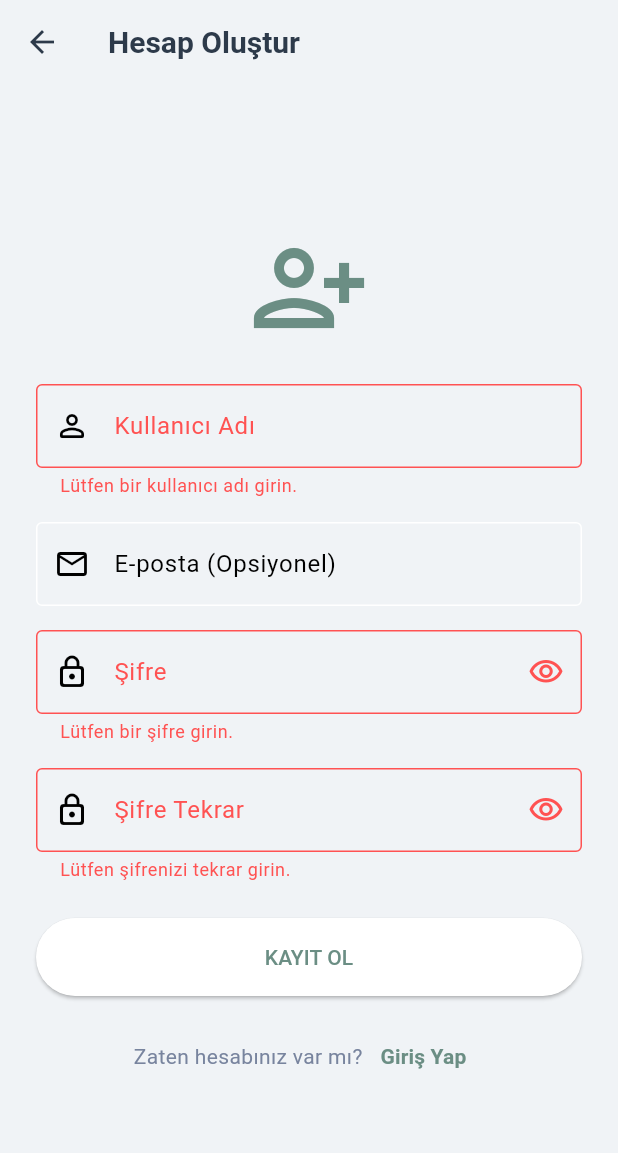
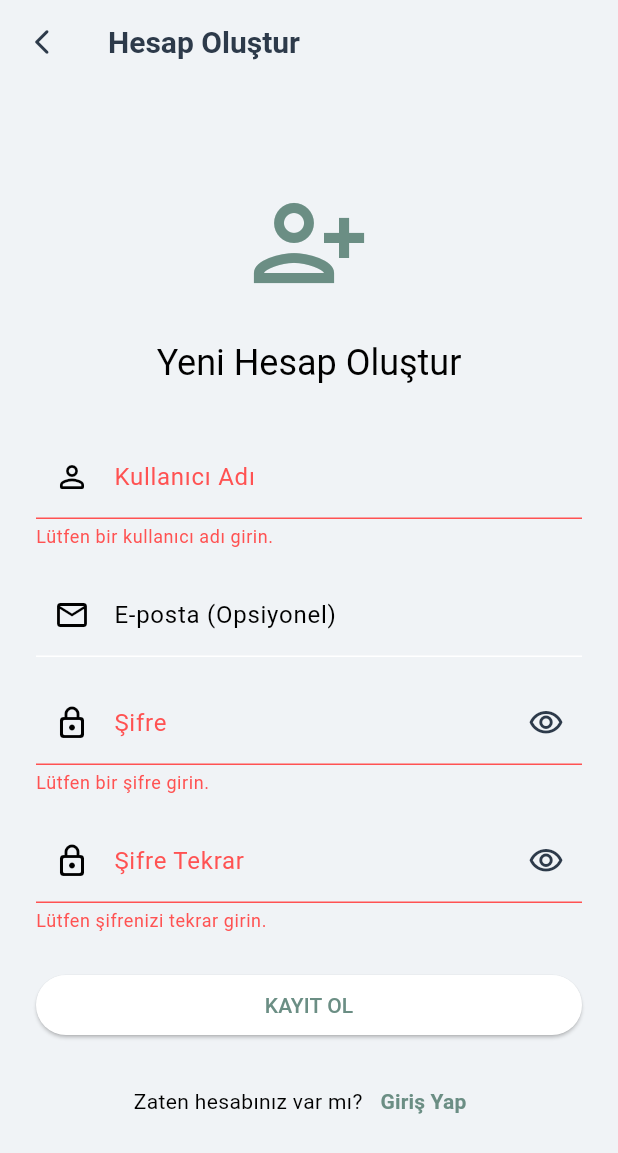
Before and after one commit to ozlem-dilek/planote, a Flutter app: the RegisterScreen screen opened directly, after a tap on "KAYIT OL", on a phone screen of 412 x 824 dp. Shown: the top 1153 px of the screen. Run offline on Flutter 3.47's test engine with Material 3 defaults, Android fonts, the phone set to English and light mode, and no system bars; our stand-ins replace device_info_plus, fl_chart, google_fonts, hive, hive_flutter, image_picker and 2 more; accounts and stored records are empty; Roboto replaces fonts that are missing (Poppins).

Commit message:
lots of changes :(((

```diff
--- a/lib/views/screens/register_screen.dart
+++ b/lib/views/screens/register_screen.dart
@@ -1,8 +1,7 @@
 import 'package:flutter/material.dart';
 import 'package:provider/provider.dart';
-import '../../core/constants/app_colors.dart';
 import '../../providers/auth_provider.dart';
-// import 'login_screen.dart';
+import 'login_screen.dart';
 
 class RegisterScreen extends StatefulWidget {
   const RegisterScreen({super.key});
@@ -40,12 +39,11 @@ class _RegisterScreenState extends State<RegisterScreen> {
 
       if (!mounted) return;
 
-      if (success) {
-      } else if (authProvider.error != null) {
+      if (!success && authProvider.error != null) {
         ScaffoldMessenger.of(context).showSnackBar(
           SnackBar(
             content: Text(authProvider.error!),
-            backgroundColor: AppColors.error,
+            backgroundColor: Theme.of(context).colorScheme.error,
           ),
         );
       }
@@ -55,14 +53,24 @@ class _RegisterScreenState extends State<RegisterScreen> {
   @override
   Widget build(BuildContext context) {
     final authProvider = context.watch<AuthProvider>();
+    final ThemeData theme = Theme.of(context);
 
     return Scaffold(
-      backgroundColor: AppColors.screenBackground,
+      backgroundColor: theme.scaffoldBackgroundColor,
       appBar: AppBar(
-        title: const Text('Hesap Oluştur', style: TextStyle(color: AppColors.primaryText)),
-        backgroundColor: AppColors.screenBackground,
+        automaticallyImplyLeading: false,
+        title: Text('Hesap Oluştur', style: theme.appBarTheme.titleTextStyle),
+        backgroundColor: theme.appBarTheme.backgroundColor,
         elevation: 0,
-        iconTheme: const IconThemeData(color: AppColors.primaryText),
+        iconTheme: theme.appBarTheme.iconTheme,
+        leading: IconButton(
+          icon: Icon(Icons.arrow_back_ios_new_rounded, size: 20, color: theme.appBarTheme.iconTheme?.color),
+          onPressed: () {
+            if (Navigator.canPop(context)) {
+              Navigator.pop(context);
+            }
+          },
+        ),
       ),
       body: Center(
         child: SingleChildScrollView(
@@ -76,15 +84,21 @@ class _RegisterScreenState extends State<RegisterScreen> {
                 Icon(
                   Icons.person_add_alt_1_outlined,
                   size: 80,
-                  color: AppColors.primary,
+                  color: theme.colorScheme.primary,
                 ),
                 const SizedBox(height: 24.0),
+                Text(
+                  'Yeni Hesap Oluştur',
+                  textAlign: TextAlign.center,
+                  style: theme.textTheme.headlineSmall,
+                ),
+                const SizedBox(height: 32.0),
                 TextFormField(
                   controller: _usernameController,
-                  decoration: const InputDecoration(
+                  style: theme.textTheme.bodyLarge,
+                  decoration: InputDecoration(
                     labelText: 'Kullanıcı Adı',
-                    prefixIcon: Icon(Icons.person_outline_rounded),
-                    border: OutlineInputBorder(),
+                    prefixIcon: Icon(Icons.person_outline_rounded, color: theme.inputDecorationTheme.prefixIconColor),
                   ),
                   validator: (value) {
                     if (value == null || value.trim().isEmpty) {
@@ -100,13 +114,13 @@ class _RegisterScreenState extends State<RegisterScreen> {
                 TextFormField(
                   controller: _emailController,
                   keyboardType: TextInputType.emailAddress,
-                  decoration: const InputDecoration(
+                  style: theme.textTheme.bodyLarge,
+                  decoration: InputDecoration(
                     labelText: 'E-posta (Opsiyonel)',
-                    prefixIcon: Icon(Icons.email_outlined),
-                    border: OutlineInputBorder(),
+                    prefixIcon: Icon(Icons.email_outlined, color: theme.inputDecorationTheme.prefixIconColor),
                   ),
                   validator: (value) {
-                    if (value != null && value.isNotEmpty && !value.contains('@')) {
+                    if (value != null && value.trim().isNotEmpty && !value.contains('@')) {
                       return 'Lütfen geçerli bir e-posta girin.';
                     }
                     return null;
@@ -116,12 +130,12 @@ class _RegisterScreenState extends State<RegisterScreen> {
                 TextFormField(
                   controller: _passwordController,
                   obscureText: !_isPasswordVisible,
+                  style: theme.textTheme.bodyLarge,
                   decoration: InputDecoration(
                     labelText: 'Şifre',
-                    prefixIcon: const Icon(Icons.lock_outline_rounded),
-                    border: const OutlineInputBorder(),
+                    prefixIcon: Icon(Icons.lock_outline_rounded, color: theme.inputDecorationTheme.prefixIconColor),
                     suffixIcon: IconButton(
-                      icon: Icon(_isPasswordVisible ? Icons.visibility_off_outlined : Icons.visibility_outlined),
+                      icon: Icon(_isPasswordVisible ? Icons.visibility_off_outlined : Icons.visibility_outlined, color: theme.iconTheme.color),
                       onPressed: () => setState(() => _isPasswordVisible = !_isPasswordVisible),
                     ),
                   ),
@@ -139,12 +153,12 @@ class _RegisterScreenState extends State<RegisterScreen> {
                 TextFormField(
                   controller: _confirmPasswordController,
                   obscureText: !_isConfirmPasswordVisible,
+                  style: theme.textTheme.bodyLarge,
                   decoration: InputDecoration(
                     labelText: 'Şifre Tekrar',
-                    prefixIcon: const Icon(Icons.lock_outline_rounded),
-                    border: const OutlineInputBorder(),
+                    prefixIcon: Icon(Icons.lock_outline_rounded, color: theme.inputDecorationTheme.prefixIconColor),
                     suffixIcon: IconButton(
-                      icon: Icon(_isConfirmPasswordVisible ? Icons.visibility_off_outlined : Icons.visibility_outlined),
+                      icon: Icon(_isConfirmPasswordVisible ? Icons.visibility_off_outlined : Icons.visibility_outlined, color: theme.iconTheme.color),
                       onPressed: () => setState(() => _isConfirmPasswordVisible = !_isConfirmPasswordVisible),
                     ),
                   ),
@@ -163,8 +177,8 @@ class _RegisterScreenState extends State<RegisterScreen> {
                     ? const Center(child: CircularProgressIndicator())
                     : ElevatedButton(
                   onPressed: _registerUser,
-                  style: ElevatedButton.styleFrom(
-                    padding: const EdgeInsets.symmetric(vertical: 16.0),
+                  style: theme.elevatedButtonTheme.style?.copyWith(
+                    padding: MaterialStateProperty.all(const EdgeInsets.symmetric(vertical: 16.0)),
                   ),
                   child: const Text('KAYIT OL'),
                 ),
@@ -172,11 +186,22 @@ class _RegisterScreenState extends State<RegisterScreen> {
                 Row(
                   mainAxisAlignment: MainAxisAlignment.center,
                   children: <Widget>[
-                    Text("Zaten hesabınız var mı?", style: TextStyle(color: AppColors.secondaryText)),
+                    Text("Zaten hesabınız var mı?", style: theme.textTheme.bodyMedium),
                     TextButton(
-                      child: const Text('Giriş Yap', style: TextStyle(fontWeight: FontWeight.bold)),
+                      child: Text('Giriş Yap', style: TextStyle(fontWeight: FontWeight.bold, color: theme.colorScheme.primary)),
                       onPressed: () {
-                        Navigator.pop(context);
+                        if (Navigator.canPop(context)) {
+                          Navigator.pop(context);
+                        } else {
+                          Navigator.pushReplacement(
+                            context,
+                            PageRouteBuilder(
+                              pageBuilder: (context, animation1, animation2) => const LoginScreen(),
+                              transitionDuration: Duration.zero,
+                              reverseTransitionDuration: Duration.zero,
+                            ),
+                          );
+                        }
                       },
                     ),
                   ],
```
Also changed, not shown: lib/main.dart (+3 -4 lines), lib/providers/calendar_provider.dart (+59 -30 lines), lib/providers/stats_provider.dart (+62 -16 lines), lib/providers/task_provider.dart (+9 -9 lines), lib/views/screens/calendar_screen.dart (+2 -15 lines), lib/views/screens/edit_task_screen.dart (+71 -65 lines), lib/views/screens/login_screen.dart (+34 -28 lines), lib/views/screens/manage_categories_screen.dart (+18 -3 lines), lib/views/screens/to_do_list_screen.dart (+56 -43 lines).
